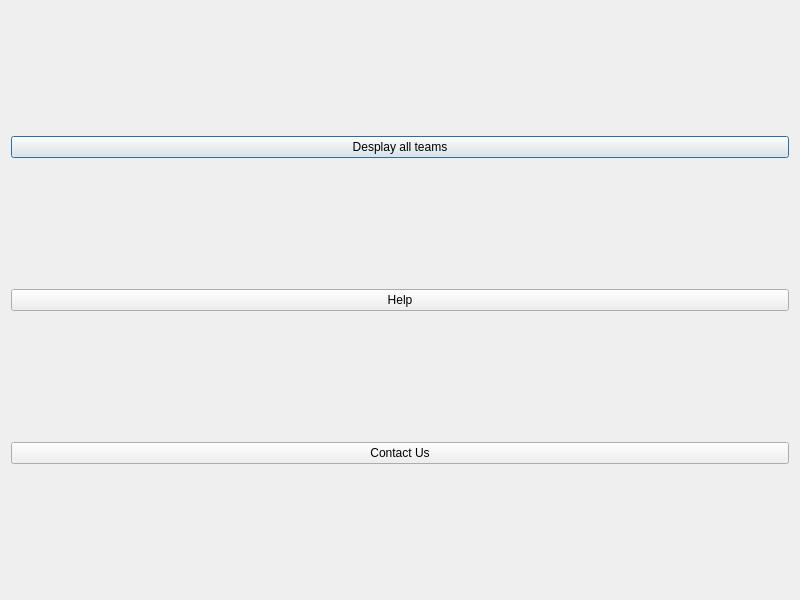
samshafieha/project-1-football-pamphlet, file project-1/dialog.ui: the form before one commit.
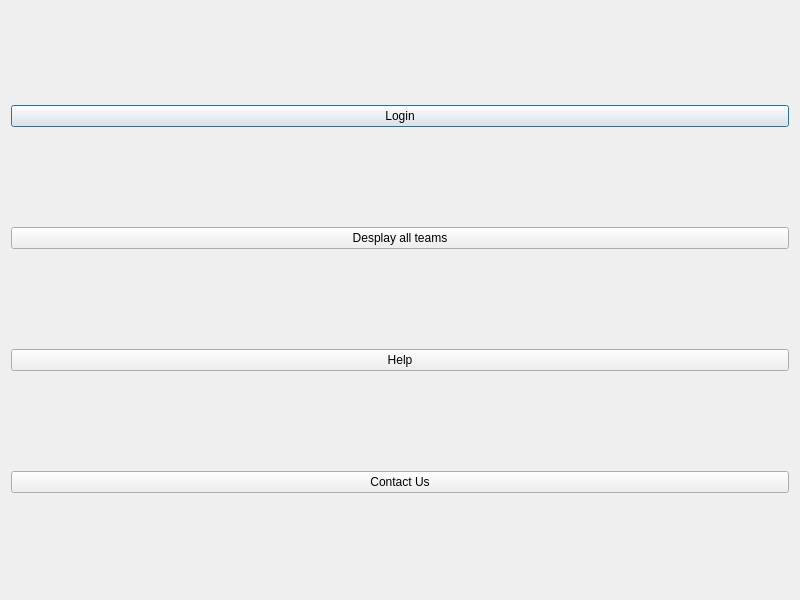
The form after the commit.

Commit message: Added login option (#8)

```diff
--- a/project-1/dialog.ui
+++ b/project-1/dialog.ui
@@ -14,6 +14,13 @@
    <string>Dialog</string>
   </property>
   <layout class="QVBoxLayout" name="verticalLayout">
+   <item>
+    <widget class="QPushButton" name="pushButton_4">
+     <property name="text">
+      <string>Login</string>
+     </property>
+    </widget>
+   </item>
    <item>
     <widget class="QPushButton" name="pushButton">
      <property name="text">
```
The commit also changes 6 other files.
